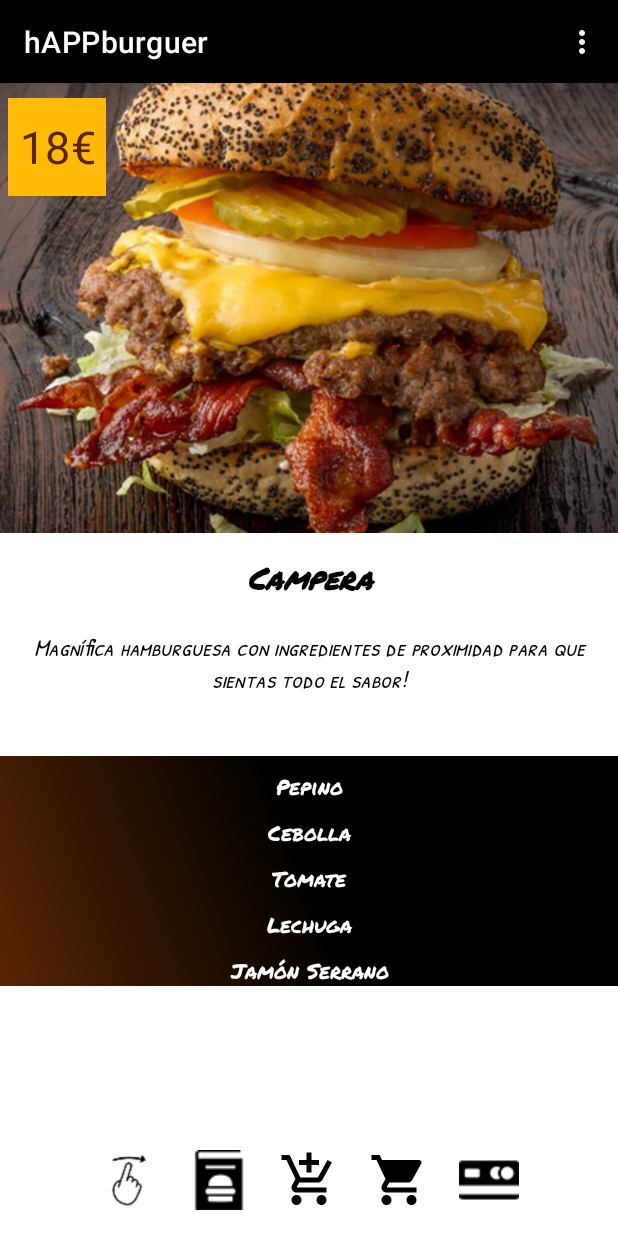
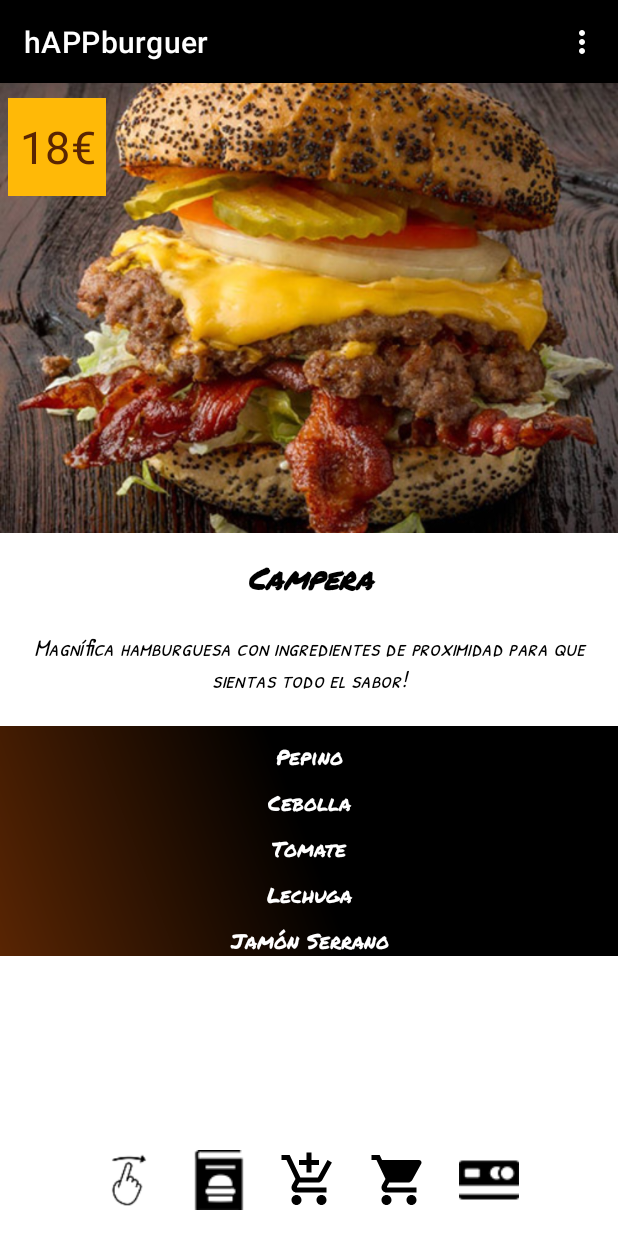
Before and after one commit to joseolivagarcia/hAPPburguer, an Android app: the MainActivity screen opened directly, with no data from a screen before it, on a phone screen of 412 x 824 dp. Run offline under Robolectric (Android 15) with nearby library versions, the phone set to English and light mode, and no system bars; our stand-ins replace Room's generated code; libraries missing offline, so code that uses them is left out: io.github.muddz.styleabletoast; plain views replace ArcView, CircleView.

Commit message:
APK generada. Fin del Proyecto

```diff
--- a/app/src/main/res/layout/burguer_item_container.xml
+++ b/app/src/main/res/layout/burguer_item_container.xml
@@ -96,7 +96,7 @@
         android:layout_width="match_parent"
         android:layout_height="wrap_content"
         app:layout_constraintTop_toBottomOf="@id/tvdescripcion"
-       android:layout_marginTop="40dp"
+       android:layout_marginTop="20dp"
         android:orientation="vertical"
         android:background="@drawable/bg_color">
     <TextView
--- a/app/src/main/res/values/strings.xml
+++ b/app/src/main/res/values/strings.xml
@@ -1,3 +1,3 @@
 <resources>
-    <string name="app_name">hAPPburguer</string>
+    <string name="app_name">brAPPsas</string>
 </resources>
```
Also changed, not shown: 1 other file.
